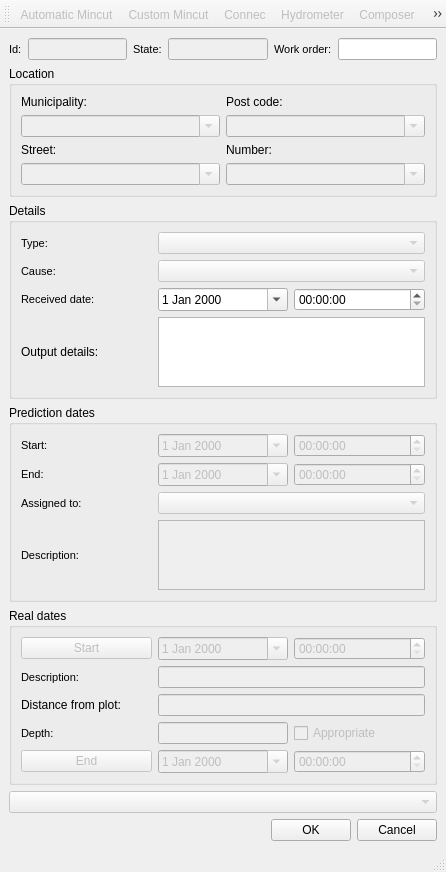
The window that ui/mincut.ui (Giswater/giswater_qgis_plugin) describes before a commit, drawn with Qt 5.
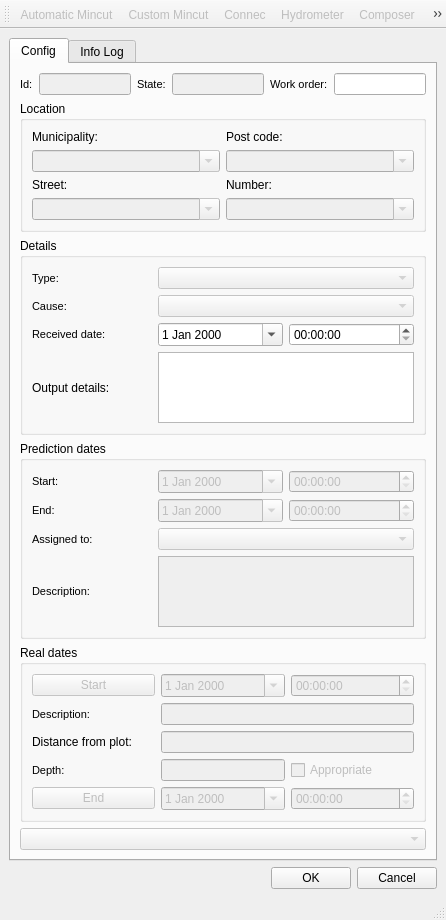
The same window after the commit. Icons and pictures are not drawn.

What changed in the file:
```diff
--- a/ui/mincut.ui
+++ b/ui/mincut.ui
@@ -15,7 +15,64 @@
   </property>
   <widget class="QWidget" name="centralwidget">
    <layout class="QGridLayout" name="gridLayout_3">
+    <item row="3" column="0">
+     <layout class="QHBoxLayout" name="horizontalLayout_2">
+      <item>
+       <spacer name="horizontalSpacer">
+        <property name="orientation">
+         <enum>Qt::Horizontal</enum>
+        </property>
+        <property name="sizeHint" stdset="0">
+         <size>
+          <width>40</width>
+          <height>20</height>
+         </size>
+        </property>
+       </spacer>
+      </item>
+      <item>
+       <widget class="QPushButton" name="btn_accept">
+        <property name="text">
+         <string>OK</string>
+        </property>
+       </widget>
+      </item>
+      <item>
+       <widget class="QPushButton" name="btn_cancel">
+        <property name="text">
+         <string>Cancel</string>
+        </property>
+       </widget>
+      </item>
+     </layout>
+    </item>
+    <item row="4" column="0">
+     <spacer name="verticalSpacer">
+      <property name="orientation">
+       <enum>Qt::Vertical</enum>
+      </property>
+      <property name="sizeHint" stdset="0">
+       <size>
+        <width>20</width>
+        <height>40</height>
+       </size>
+      </property>
+     </spacer>
+    </item>
+    <item row="2" column="0">
+     <layout class="QGridLayout" name="gridLayout_2"/>
+    </item>
     <item row="0" column="0">
+     <widget class="QTabWidget" name="mainTab">
+      <property name="currentIndex">
+       <number>0</number>
+      </property>
+      <widget class="QWidget" name="tab_config">
+       <attribute name="title">
+        <string>Config</string>
+       </attribute>
+       <layout class="QVBoxLayout" name="verticalLayout">
+        <item>
      <layout class="QHBoxLayout" name="horizontalLayout">
       <property name="sizeConstraint">
        <enum>QLayout::SetDefaultConstraint</enum>
@@ -142,40 +199,7 @@
       </item>
      </layout>
     </item>
-    <item row="2" column="0">
-     <layout class="QHBoxLayout" name="horizontalLayout_2">
       <item>
-       <spacer name="horizontalSpacer">
-        <property name="orientation">
-         <enum>Qt::Horizontal</enum>
-        </property>
-        <property name="sizeHint" stdset="0">
-         <size>
-          <width>40</width>
-          <height>20</height>
-         </size>
-        </property>
-       </spacer>
-      </item>
-      <item>
-       <widget class="QPushButton" name="btn_accept">
-        <property name="text">
-         <string>OK</string>
-        </property>
-       </widget>
-      </item>
-      <item>
-       <widget class="QPushButton" name="btn_cancel">
-        <property name="text">
-         <string>Cancel</string>
-        </property>
-       </widget>
-      </item>
-     </layout>
-    </item>
-    <item row="1" column="0">
-     <layout class="QGridLayout" name="gridLayout_2">
-      <item row="0" column="0">
        <widget class="QGroupBox" name="groupBox">
         <property name="title">
          <string>Location</string>
@@ -256,7 +280,7 @@
         </layout>
        </widget>
       </item>
-      <item row="1" column="0">
+        <item>
        <widget class="QGroupBox" name="groupBox_2">
         <property name="title">
          <string>Details</string>
@@ -413,7 +437,185 @@
         </layout>
        </widget>
       </item>
+        <item>
+         <widget class="QGroupBox" name="groupBox_3">
+          <property name="title">
+           <string>Prediction dates</string>
+          </property>
+          <layout class="QGridLayout" name="gridLayout_12">
+           <item row="0" column="0">
+            <layout class="QGridLayout" name="gridLayout_11">
+             <item row="1" column="0">
+              <widget class="QLabel" name="label_builtdate_4">
+               <property name="font">
+                <font>
+                 <pointsize>8</pointsize>
+                </font>
+               </property>
+               <property name="frameShape">
+                <enum>QFrame::NoFrame</enum>
+               </property>
+               <property name="frameShadow">
+                <enum>QFrame::Plain</enum>
+               </property>
+               <property name="text">
+                <string>End:</string>
+               </property>
+               <property name="textFormat">
+                <enum>Qt::AutoText</enum>
+               </property>
+               <property name="scaledContents">
+                <bool>false</bool>
+               </property>
+               <property name="margin">
+                <number>3</number>
+               </property>
+              </widget>
+             </item>
+             <item row="0" column="1">
+              <widget class="QDateEdit" name="cbx_date_start_predict">
+               <property name="enabled">
+                <bool>false</bool>
+               </property>
+               <property name="calendarPopup">
+                <bool>true</bool>
+               </property>
+              </widget>
+             </item>
+             <item row="2" column="1" colspan="2">
+              <widget class="QComboBox" name="assigned_to">
+               <property name="enabled">
+                <bool>false</bool>
+               </property>
+              </widget>
+             </item>
+             <item row="2" column="0">
+              <widget class="QLabel" name="label_assigned_to">
+               <property name="font">
+                <font>
+                 <pointsize>8</pointsize>
+                </font>
+               </property>
+               <property name="frameShape">
+                <enum>QFrame::NoFrame</enum>
+               </property>
+               <property name="frameShadow">
+                <enum>QFrame::Plain</enum>
+               </property>
+               <property name="text">
+                <string>Assigned to:</string>
+               </property>
+               <property name="textFormat">
+                <enum>Qt::AutoText</enum>
+               </property>
+               <property name="scaledContents">
+                <bool>false</bool>
+               </property>
+               <property name="alignment">
+                <set>Qt::AlignLeading|Qt::AlignLeft|Qt::AlignVCenter</set>
+               </property>
+               <property name="margin">
+                <number>3</number>
+               </property>
+              </widget>
+             </item>
+             <item row="0" column="2">
+              <widget class="QTimeEdit" name="cbx_hours_start_predict">
+               <property name="enabled">
+                <bool>false</bool>
+               </property>
+              </widget>
+             </item>
+             <item row="1" column="2">
+              <widget class="QTimeEdit" name="cbx_hours_end_predict">
+               <property name="enabled">
+                <bool>false</bool>
+               </property>
+              </widget>
+             </item>
+             <item row="3" column="1" colspan="2">
+              <widget class="QTextEdit" name="pred_description">
+               <property name="enabled">
+                <bool>false</bool>
+               </property>
+               <property name="sizePolicy">
+                <sizepolicy hsizetype="Preferred" vsizetype="Preferred">
+                 <horstretch>0</horstretch>
+                 <verstretch>0</verstretch>
+                </sizepolicy>
+               </property>
+              </widget>
+             </item>
       <item row="3" column="0">
+              <widget class="QLabel" name="label_builtdate_5">
+               <property name="font">
+                <font>
+                 <pointsize>8</pointsize>
+                </font>
+               </property>
+               <property name="frameShape">
+                <enum>QFrame::NoFrame</enum>
+               </property>
+               <property name="frameShadow">
+                <enum>QFrame::Plain</enum>
+               </property>
+               <property name="text">
+                <string>Description:</string>
+               </property>
+               <property name="textFormat">
+                <enum>Qt::AutoText</enum>
+               </property>
+               <property name="scaledContents">
+                <bool>false</bool>
+               </property>
+               <property name="margin">
+                <number>3</number>
+               </property>
+              </widget>
+             </item>
+             <item row="0" column="0">
+              <widget class="QLabel" name="label_builtdate_3">
+               <property name="font">
+                <font>
+                 <pointsize>8</pointsize>
+                </font>
+               </property>
+               <property name="frameShape">
+                <enum>QFrame::NoFrame</enum>
+               </property>
+               <property name="frameShadow">
+                <enum>QFrame::Plain</enum>
+               </property>
+               <property name="text">
+                <string>Start:</string>
+               </property>
+               <property name="textFormat">
+                <enum>Qt::AutoText</enum>
+               </property>
+               <property name="scaledContents">
+                <bool>false</bool>
+               </property>
+               <property name="margin">
+                <number>3</number>
+               </property>
+              </widget>
+             </item>
+             <item row="1" column="1">
+              <widget class="QDateEdit" name="cbx_date_end_predict">
+               <property name="enabled">
+                <bool>false</bool>
+               </property>
+               <property name="calendarPopup">
+                <bool>true</bool>
+               </property>
+              </widget>
+             </item>
+            </layout>
+           </item>
+          </layout>
+         </widget>
+        </item>
+        <item>
        <widget class="QGroupBox" name="groupBox_4">
         <property name="title">
          <string>Real dates</string>
@@ -611,185 +813,7 @@
         </layout>
        </widget>
       </item>
-      <item row="2" column="0">
-       <widget class="QGroupBox" name="groupBox_3">
-        <property name="title">
-         <string>Prediction dates</string>
-        </property>
-        <layout class="QGridLayout" name="gridLayout_12">
-         <item row="0" column="0">
-          <layout class="QGridLayout" name="gridLayout_11">
-           <item row="1" column="0">
-            <widget class="QLabel" name="label_builtdate_4">
-             <property name="font">
-              <font>
-               <pointsize>8</pointsize>
-              </font>
-             </property>
-             <property name="frameShape">
-              <enum>QFrame::NoFrame</enum>
-             </property>
-             <property name="frameShadow">
-              <enum>QFrame::Plain</enum>
-             </property>
-             <property name="text">
-              <string>End:</string>
-             </property>
-             <property name="textFormat">
-              <enum>Qt::AutoText</enum>
-             </property>
-             <property name="scaledContents">
-              <bool>false</bool>
-             </property>
-             <property name="margin">
-              <number>3</number>
-             </property>
-            </widget>
-           </item>
-           <item row="0" column="1">
-            <widget class="QDateEdit" name="cbx_date_start_predict">
-             <property name="enabled">
-              <bool>false</bool>
-             </property>
-             <property name="calendarPopup">
-              <bool>true</bool>
-             </property>
-            </widget>
-           </item>
-           <item row="2" column="1" colspan="2">
-            <widget class="QComboBox" name="assigned_to">
-             <property name="enabled">
-              <bool>false</bool>
-             </property>
-            </widget>
-           </item>
-           <item row="2" column="0">
-            <widget class="QLabel" name="label_assigned_to">
-             <property name="font">
-              <font>
-               <pointsize>8</pointsize>
-              </font>
-             </property>
-             <property name="frameShape">
-              <enum>QFrame::NoFrame</enum>
-             </property>
-             <property name="frameShadow">
-              <enum>QFrame::Plain</enum>
-             </property>
-             <property name="text">
-              <string>Assigned to:</string>
-             </property>
-             <property name="textFormat">
-              <enum>Qt::AutoText</enum>
-             </property>
-             <property name="scaledContents">
-              <bool>false</bool>
-             </property>
-             <property name="alignment">
-              <set>Qt::AlignLeading|Qt::AlignLeft|Qt::AlignVCenter</set>
-             </property>
-             <property name="margin">
-              <number>3</number>
-             </property>
-            </widget>
-           </item>
-           <item row="0" column="2">
-            <widget class="QTimeEdit" name="cbx_hours_start_predict">
-             <property name="enabled">
-              <bool>false</bool>
-             </property>
-            </widget>
-           </item>
-           <item row="1" column="2">
-            <widget class="QTimeEdit" name="cbx_hours_end_predict">
-             <property name="enabled">
-              <bool>false</bool>
-             </property>
-            </widget>
-           </item>
-           <item row="3" column="1" colspan="2">
-            <widget class="QTextEdit" name="pred_description">
-             <property name="enabled">
-              <bool>false</bool>
-             </property>
-             <property name="sizePolicy">
-              <sizepolicy hsizetype="Preferred" vsizetype="Preferred">
-               <horstretch>0</horstretch>
-               <verstretch>0</verstretch>
-              </sizepolicy>
-             </property>
-            </widget>
-           </item>
-           <item row="3" column="0">
-            <widget class="QLabel" name="label_builtdate_5">
-             <property name="font">
-              <font>
-               <pointsize>8</pointsize>
-              </font>
-             </property>
-             <property name="frameShape">
-              <enum>QFrame::NoFrame</enum>
-             </property>
-             <property name="frameShadow">
-              <enum>QFrame::Plain</enum>
-             </property>
-             <property name="text">
-              <string>Description:</string>
-             </property>
-             <property name="textFormat">
-              <enum>Qt::AutoText</enum>
-             </property>
-             <property name="scaledContents">
-              <bool>false</bool>
-             </property>
-             <property name="margin">
-              <number>3</number>
-             </property>
-            </widget>
-           </item>
-           <item row="0" column="0">
-            <widget class="QLabel" name="label_builtdate_3">
-             <property name="font">
-              <font>
-               <pointsize>8</pointsize>
-              </font>
-             </property>
-             <property name="frameShape">
-              <enum>QFrame::NoFrame</enum>
-             </property>
-             <property name="frameShadow">
-              <enum>QFrame::Plain</enum>
-             </property>
-             <property name="text">
-              <string>Start:</string>
-             </property>
-             <property name="textFormat">
-              <enum>Qt::AutoText</enum>
-             </property>
-             <property name="scaledContents">
-              <bool>false</bool>
-             </property>
-             <property name="margin">
-              <number>3</number>
-             </property>
-            </widget>
-           </item>
-           <item row="1" column="1">
-            <widget class="QDateEdit" name="cbx_date_end_predict">
-             <property name="enabled">
-              <bool>false</bool>
-             </property>
-             <property name="calendarPopup">
-              <bool>true</bool>
-             </property>
-            </widget>
-           </item>
-          </layout>
-         </item>
-        </layout>
-       </widget>
-      </item>
-      <item row="4" column="0">
+        <item>
        <widget class="QComboBox" name="exec_user">
         <property name="enabled">
          <bool>false</bool>
@@ -797,19 +821,18 @@
        </widget>
       </item>
      </layout>
-    </item>
-    <item row="3" column="0">
-     <spacer name="verticalSpacer">
-      <property name="orientation">
-       <enum>Qt::Vertical</enum>
-      </property>
-      <property name="sizeHint" stdset="0">
-       <size>
-        <width>20</width>
-        <height>40</height>
-       </size>
-      </property>
-     </spacer>
+      </widget>
+      <widget class="QWidget" name="tab_loginfo">
+       <attribute name="title">
+        <string>Info Log</string>
+       </attribute>
+       <layout class="QGridLayout" name="gridLayout">
+        <item row="0" column="0">
+         <widget class="QTextEdit" name="txt_infolog"/>
+        </item>
+       </layout>
+      </widget>
+     </widget>
     </item>
    </layout>
   </widget>
```
Lines whose indentation alone changed are shown as unchanged.
